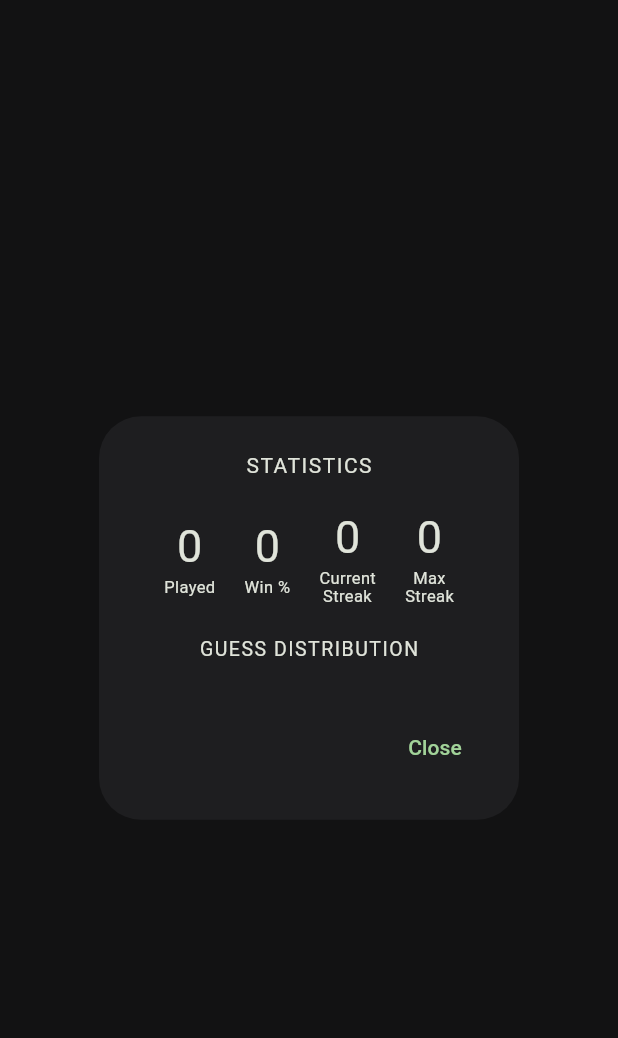
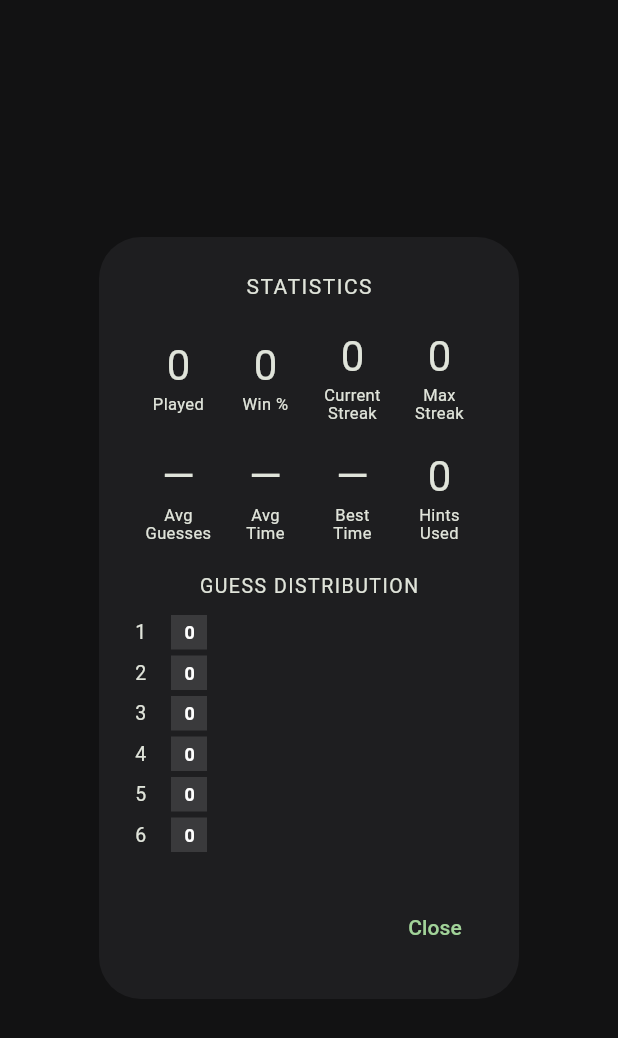
Before and after one commit to Bobs-Dev-Attic/Wordled, a Flutter app: the StatsDialog widget shown alone on an empty page, opened directly with empty values, on a phone screen of 412 x 824 dp. Shown: the top 1038 px of the screen. Run offline on Flutter 3.47's test engine with Material 3 defaults, Android fonts, the phone set to English and light mode, and no system bars; our stand-ins replace shared_preferences, web; missing offline and left inert: dart:js_interop; accounts and stored records are empty; project files that could hold a hidden picture were left out.

Commit message:
Rework statistics: global, with solve time, hints, and by-length (v1.9.0)
Stats now count every finished game regardless of length, guess count or
mode (previously only daily games were recorded, so "New Word" games
didn't count). Stats are stored globally instead of per-config.

Added: average guesses per win, solve time (first->last guess) average +
best, total hints used, and a per-word-length played/won breakdown. The
guess-distribution histogram adapts to any guess count; streaks are
consecutive wins across all games. The game screen times each game and
records hints on game over.

Bumps version to 1.9.0; updates RELEASE_NOTES. Analyze clean; 24 tests pass.

Co-Authored-By: Claude Opus 4.8 <noreply@anthropic.com>
Claude-Session: https://claude.ai/code/session_01Ud8UkwMutEeMpspLAYp7Te

```diff
--- a/lib/models/stats.dart
+++ b/lib/models/stats.dart
@@ -1,8 +1,7 @@
 import 'dart:convert';
 
-import 'game.dart';
-
-/// Aggregate statistics for one board configuration, persisted locally.
+/// Aggregate statistics across every finished game — all word lengths, guess
+/// counts and modes. Also tracks solve time (first → last guess) and hint use.
 class Stats {
   Stats({
     this.played = 0,
@@ -10,44 +9,91 @@ class Stats {
     this.currentStreak = 0,
     this.maxStreak = 0,
     Map<int, int>? distribution,
-    this.lastDailyNumber,
-  }) : distribution = distribution ?? <int, int>{};
+    Map<int, int>? playedByLength,
+    Map<int, int>? winsByLength,
+    this.totalHints = 0,
+    this.solveCount = 0,
+    this.totalSolveMs = 0,
+    this.bestSolveMs = 0,
+  })  : distribution = distribution ?? <int, int>{},
+        playedByLength = playedByLength ?? <int, int>{},
+        winsByLength = winsByLength ?? <int, int>{};
 
   int played;
   int wins;
   int currentStreak;
   int maxStreak;
 
-  /// Map of guess-count -> number of daily wins achieved in that many guesses.
+  /// Wins bucketed by how many guesses they took (any guess number).
   final Map<int, int> distribution;
 
-  /// Puzzle number of the most recently completed daily game (for streaks).
-  int? lastDailyNumber;
+  /// Games played / won, bucketed by word length.
+  final Map<int, int> playedByLength;
+  final Map<int, int> winsByLength;
+
+  /// Total hints used across all games.
+  int totalHints;
+
+  /// Won games that have a recorded solve time, and the running totals/best.
+  int solveCount;
+  int totalSolveMs;
+  int bestSolveMs;
 
   int get losses => played - wins;
   int get winPercent => played == 0 ? 0 : ((wins / played) * 100).round();
 
-  /// Records the outcome of a finished daily [game]. Idempotent per puzzle.
-  void recordDaily(WordleGame game) {
-    if (game.mode != GameMode.daily || !game.isOver) return;
-    final number = game.puzzleNumber;
-    if (number == null || number == lastDailyNumber) return;
+  /// Average guesses per win (e.g. 3.8), or 0 when there are no wins.
+  double get averageGuesses {
+    if (wins == 0) return 0;
+    var total = 0;
+    distribution.forEach((guesses, count) => total += guesses * count);
+    return total / wins;
+  }
 
-    final won = game.status == GameStatus.won;
-    final consecutive =
-        lastDailyNumber != null && number == lastDailyNumber! + 1;
+  /// Average solve time across timed wins, or null if none.
+  Duration? get averageSolve =>
+      solveCount == 0 ? null : Duration(milliseconds: totalSolveMs ~/ solveCount);
 
+  Duration? get bestSolve =>
+      bestSolveMs == 0 ? null : Duration(milliseconds: bestSolveMs);
+
+  /// Records a finished game of any length / guess count / mode.
+  void record({
+    required bool won,
+    required int guesses,
+    required int wordLength,
+    required int hints,
+    Duration? solveTime,
+  }) {
     played += 1;
+    totalHints += hints;
+    playedByLength[wordLength] = (playedByLength[wordLength] ?? 0) + 1;
     if (won) {
       wins += 1;
-      distribution[game.guesses.length] =
-          (distribution[game.guesses.length] ?? 0) + 1;
-      currentStreak = consecutive ? currentStreak + 1 : 1;
+      winsByLength[wordLength] = (winsByLength[wordLength] ?? 0) + 1;
+      distribution[guesses] = (distribution[guesses] ?? 0) + 1;
+      currentStreak += 1;
       if (currentStreak > maxStreak) maxStreak = currentStreak;
+      if (solveTime != null) {
+        final ms = solveTime.inMilliseconds;
+        solveCount += 1;
+        totalSolveMs += ms;
+        if (bestSolveMs == 0 || ms < bestSolveMs) bestSolveMs = ms;
+      }
     } else {
       currentStreak = 0;
     }
-    lastDailyNumber = number;
+  }
+
+  static Map<int, int> _toIntKeys(Object? raw) {
+    final result = <int, int>{};
+    if (raw is Map) {
+      raw.forEach((k, v) {
+        final key = int.tryParse(k.toString());
+        if (key != null) result[key] = (v as num).toInt();
+      });
+    }
+    return result;
   }
 
   Map<String, dynamic> toJson() => {
@@ -56,27 +102,28 @@ class Stats {
         'currentStreak': currentStreak,
         'maxStreak': maxStreak,
         'distribution': distribution.map((k, v) => MapEntry(k.toString(), v)),
-        'lastDailyNumber': lastDailyNumber,
+        'playedByLength':
+            playedByLength.map((k, v) => MapEntry(k.toString(), v)),
+        'winsByLength': winsByLength.map((k, v) => MapEntry(k.toString(), v)),
+        'totalHints': totalHints,
+        'solveCount': solveCount,
+        'totalSolveMs': totalSolveMs,
+        'bestSolveMs': bestSolveMs,
       };
 
-  factory Stats.fromJson(Map<String, dynamic> json) {
-    final dist = <int, int>{};
-    final raw = json['distribution'];
-    if (raw is Map) {
-      raw.forEach((k, v) {
-        final key = int.tryParse(k.toString());
-        if (key != null) dist[key] = (v as num).toInt();
-      });
-    }
-    return Stats(
-      played: (json['played'] as num?)?.toInt() ?? 0,
-      wins: (json['wins'] as num?)?.toInt() ?? 0,
-      currentStreak: (json['currentStreak'] as num?)?.toInt() ?? 0,
-      maxStreak: (json['maxStreak'] as num?)?.toInt() ?? 0,
-      distribution: dist,
-      lastDailyNumber: (json['lastDailyNumber'] as num?)?.toInt(),
-    );
-  }
+  factory Stats.fromJson(Map<String, dynamic> json) => Stats(
+        played: (json['played'] as num?)?.toInt() ?? 0,
+        wins: (json['wins'] as num?)?.toInt() ?? 0,
+        currentStreak: (json['currentStreak'] as num?)?.toInt() ?? 0,
+        maxStreak: (json['maxStreak'] as num?)?.toInt() ?? 0,
+        distribution: _toIntKeys(json['distribution']),
+        playedByLength: _toIntKeys(json['playedByLength']),
+        winsByLength: _toIntKeys(json['winsByLength']),
+        totalHints: (json['totalHints'] as num?)?.toInt() ?? 0,
+        solveCount: (json['solveCount'] as num?)?.toInt() ?? 0,
+        totalSolveMs: (json['totalSolveMs'] as num?)?.toInt() ?? 0,
+        bestSolveMs: (json['bestSolveMs'] as num?)?.toInt() ?? 0,
+      );
 
   String encode() => jsonEncode(toJson());
 
--- a/lib/version.dart
+++ b/lib/version.dart
@@ -4,10 +4,10 @@
 library;
 
 /// Human-readable semantic version.
-const String kAppVersion = '1.8.2';
+const String kAppVersion = '1.9.0';
 
 /// Monotonically increasing build number.
-const int kBuildNumber = 15;
+const int kBuildNumber = 16;
 
 /// A compact identifier combining version and build, e.g. "1.1.0+2".
 const String kAppVersionFull = '$kAppVersion+$kBuildNumber';
--- a/lib/widgets/stats_dialog.dart
+++ b/lib/widgets/stats_dialog.dart
@@ -10,14 +10,12 @@ class StatsDialog extends StatelessWidget {
   const StatsDialog({
     super.key,
     required this.stats,
-    required this.maxGuesses,
     this.finishedGame,
     this.onShare,
     this.onNewWord,
   });
 
   final Stats stats;
-  final int maxGuesses;
   final WordleGame? finishedGame;
   final VoidCallback? onShare;
 
@@ -66,15 +64,35 @@ class StatsDialog extends StatelessWidget {
                 _Stat(value: commas(stats.maxStreak), label: 'Max\nStreak'),
               ],
             ),
+            const SizedBox(height: 16),
+            Row(
+              mainAxisAlignment: MainAxisAlignment.spaceEvenly,
+              children: [
+                _Stat(
+                    value: stats.wins == 0
+                        ? '—'
+                        : stats.averageGuesses.toStringAsFixed(1),
+                    label: 'Avg\nGuesses'),
+                _Stat(value: _fmtDuration(stats.averageSolve), label: 'Avg\nTime'),
+                _Stat(value: _fmtDuration(stats.bestSolve), label: 'Best\nTime'),
+                _Stat(value: commas(stats.totalHints), label: 'Hints\nUsed'),
+              ],
+            ),
             const SizedBox(height: 20),
             const Text('GUESS DISTRIBUTION',
                 style: TextStyle(fontSize: 13, letterSpacing: 1)),
             const SizedBox(height: 8),
             _Distribution(
               stats: stats,
-              maxGuesses: maxGuesses,
               highlight: justWon ? game.guesses.length : null,
             ),
+            if (stats.playedByLength.isNotEmpty) ...[
+              const SizedBox(height: 18),
+              const Text('BY WORD LENGTH',
+                  style: TextStyle(fontSize: 13, letterSpacing: 1)),
+              const SizedBox(height: 8),
+              _ByLength(stats: stats),
+            ],
           ],
         ),
       ),
@@ -139,6 +157,17 @@ class StatsDialog extends StatelessWidget {
   }
 }
 
+/// Formats a duration as "m:ss" (or "h:mm:ss"), or "—" when null.
+String _fmtDuration(Duration? d) {
+  if (d == null) return '—';
+  final totalSeconds = d.inSeconds;
+  final h = totalSeconds ~/ 3600;
+  final m = (totalSeconds % 3600) ~/ 60;
+  final s = (totalSeconds % 60).toString().padLeft(2, '0');
+  if (h > 0) return '$h:${m.toString().padLeft(2, '0')}:$s';
+  return '$m:$s';
+}
+
 class _Stat extends StatelessWidget {
   const _Stat({required this.value, required this.label});
   final String value;
@@ -146,13 +175,54 @@ class _Stat extends StatelessWidget {
 
   @override
   Widget build(BuildContext context) {
+    return Expanded(
+      child: Column(
+        children: [
+          FittedBox(
+            fit: BoxFit.scaleDown,
+            child: Text(value,
+                style: const TextStyle(
+                    fontSize: 28, fontWeight: FontWeight.w400)),
+          ),
+          Text(label,
+              textAlign: TextAlign.center,
+              style: const TextStyle(fontSize: 11, height: 1.1)),
+        ],
+      ),
+    );
+  }
+}
+
+/// Per-word-length played/won breakdown.
+class _ByLength extends StatelessWidget {
+  const _ByLength({required this.stats});
+  final Stats stats;
+
+  @override
+  Widget build(BuildContext context) {
+    final lengths = stats.playedByLength.keys.toList()..sort();
     return Column(
       children: [
-        Text(value,
-            style: const TextStyle(fontSize: 30, fontWeight: FontWeight.w400)),
-        Text(label,
-            textAlign: TextAlign.center,
-            style: const TextStyle(fontSize: 11, height: 1.1)),
+        for (final n in lengths)
+          Padding(
+            padding: const EdgeInsets.symmetric(vertical: 1.5),
+            child: Row(
+              children: [
+                SizedBox(
+                  width: 64,
+                  child: Text('$n letters',
+                      style: const TextStyle(fontSize: 13)),
+                ),
+                Expanded(
+                  child: Text(
+                    '${commas(stats.winsByLength[n] ?? 0)} won · '
+                    '${commas(stats.playedByLength[n] ?? 0)} played',
+                    style: const TextStyle(fontSize: 13),
+                  ),
+                ),
+              ],
+            ),
+          ),
       ],
     );
   }
@@ -161,20 +231,21 @@ class _Stat extends StatelessWidget {
 class _Distribution extends StatelessWidget {
   const _Distribution({
     required this.stats,
-    required this.maxGuesses,
     this.highlight,
   });
   final Stats stats;
-  final int maxGuesses;
   final int? highlight;
 
   @override
   Widget build(BuildContext context) {
     final maxCount =
         stats.distribution.values.fold<int>(1, (m, v) => v > m ? v : m);
+    // Show rows up to the highest guess-count anyone has won in (min 6).
+    final maxRow = stats.distribution.keys
+        .fold<int>(6, (m, k) => k > m ? k : m);
     return Column(
       children: [
-        for (var i = 1; i <= maxGuesses; i++)
+        for (var i = 1; i <= maxRow; i++)
           Padding(
             padding: const EdgeInsets.symmetric(vertical: 2),
             child: Row(
```
Also changed, not shown: lib/screens/game_screen.dart (+23 -7 lines), lib/services/storage.dart (+6 -6 lines), 2 other files.
